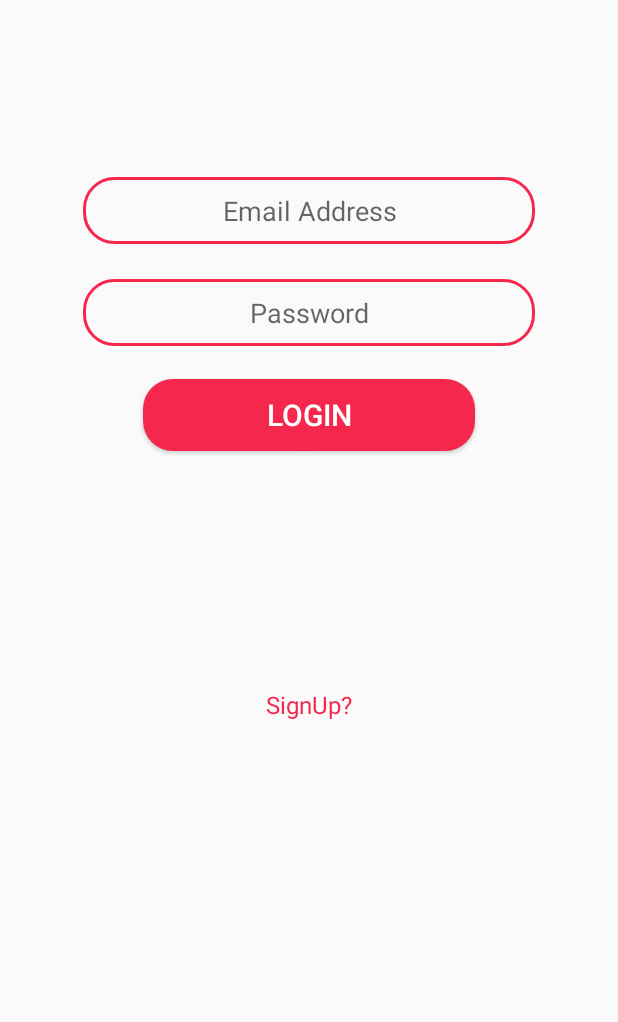
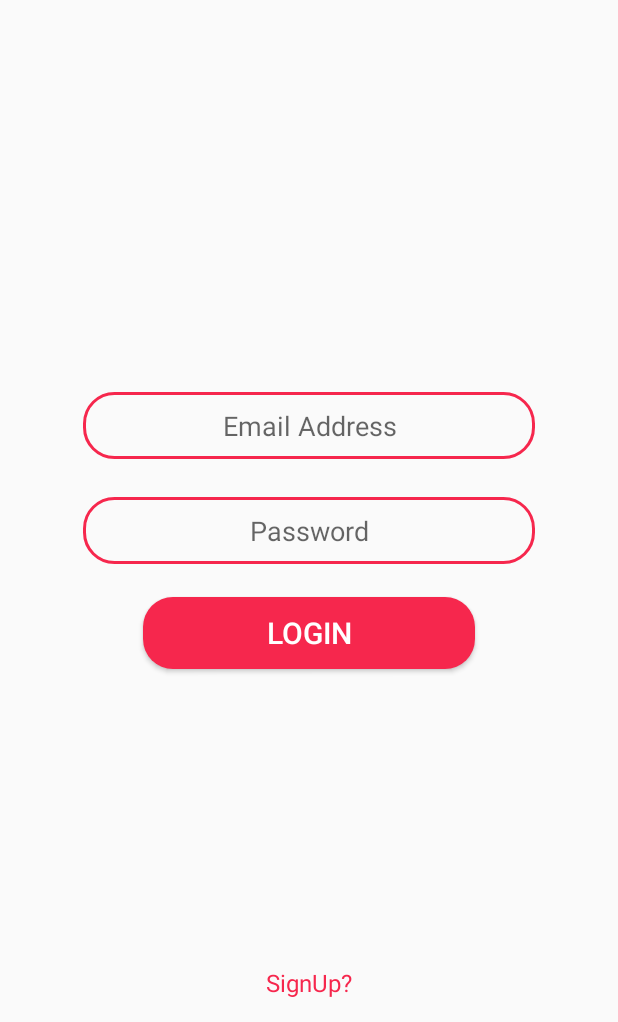
Before and after one commit to TanishOrg/BuckIt, an Android app: the loginActivity screen opened directly, with no data from a screen before it, on a phone screen of 412 x 824 dp, the part 214-1236 px from its top. Run offline under Robolectric (Android 15) with nearby library versions, the phone set to English and light mode, and no system bars; our stand-ins replace Firebase (no records; nobody signed in at launch, a user with empty details on screens opened directly).

Commit message:
Adding intro and animation before login and signup. also connected the introduction to login and signup

```diff
--- a/app/src/main/res/layout/login.xml
+++ b/app/src/main/res/layout/login.xml
@@ -36,6 +36,8 @@
             android:layout_marginHorizontal="50dp"
             android:padding="10dp"
             android:layout_marginTop="255dp"
+            android:layout_marginBottom="370dp"
+            android:layout_alignParentBottom="true"
             android:background="@drawable/round_border"
             android:gravity="center"
             android:hint="Email Address"
@@ -50,23 +52,11 @@
             android:layout_marginTop="255dp"
             android:layout_alignBottom="@id/login_email_text_view"
             android:layout_centerHorizontal="true"
-            android:layout_marginBottom="-68dp"
+            android:layout_marginBottom="300dp"
+            android:layout_alignParentBottom="true"
             android:background="@drawable/round_border"
             android:hint="Password"
             android:textAlignment="center" />
-
-        <LinearLayout
-            android:id="@+id/password_layout1"
-            android:layout_width="match_parent"
-            android:layout_height="wrap_content"
-            android:layout_alignBottom="@+id/imageView"
-            android:layout_marginStart="30dp"
-            android:layout_marginTop="100dp"
-            android:layout_marginEnd="30dp"
-            android:layout_marginBottom="-260dp"
-            android:orientation="horizontal">
-
-        </LinearLayout>
 
         <Button
             android:id="@+id/login_button"
@@ -74,8 +64,9 @@
             android:layout_height="wrap_content"
             android:layout_marginHorizontal="90dp"
             android:padding="10dp"
-            android:layout_marginBottom="-70dp"
-            android:layout_alignBottom="@id/login_password_text_view"
+            android:layout_marginBottom="230dp"
+
+            android:layout_alignParentBottom="true"
             android:background="@drawable/button_pink"
             android:gravity="center"
             android:text="Login"
@@ -87,11 +78,12 @@
             android:id="@+id/text_sign_up"
             android:layout_width="match_parent"
             android:layout_height="wrap_content"
+            android:layout_alignBottom="@id/login_button"
+            android:layout_alignParentBottom="true"
+            android:layout_centerHorizontal="true"
             android:layout_marginHorizontal="150dp"
+
             android:gravity="center"
-            android:layout_alignBottom="@id/login_button"
-            android:layout_centerHorizontal="true"
-            android:layout_marginBottom="-190dp"
             android:padding="10sp"
             android:text="@string/signUp"
             android:textColor="@color/colorbottomnav"
@@ -100,7 +92,7 @@
         <androidx.constraintlayout.widget.ConstraintLayout
             android:id="@+id/constrain_signup"
             android:layout_width="match_parent"
-            android:layout_height="match_parent"/>
+            android:layout_height="match_parent" />
 
 
     </RelativeLayout>
--- a/app/src/main/res/values/styles.xml
+++ b/app/src/main/res/values/styles.xml
@@ -7,6 +7,7 @@
         <item name="colorAccent">@color/colorAccent</item>
         <item name="android:windowTranslucentStatus">true</item>
         <item name="android:windowActivityTransitions">true</item>
+        <item name="android:windowContentTransitions">true</item>
     </style>
 
 
```
Also changed, not shown: app/src/main/java/com/example/bucketlist/GetStartedActivity.java (+5 -3 lines), app/src/main/res/layout/activity_first_content.xml (+38 -38 lines), app/src/main/res/layout/activity_get_started.xml (+23 -21 lines), app/src/main/res/layout/activity_second_content.xml (+17 -19 lines), app/src/main/res/layout/activity_third__content.xml (+11 -8 lines).
